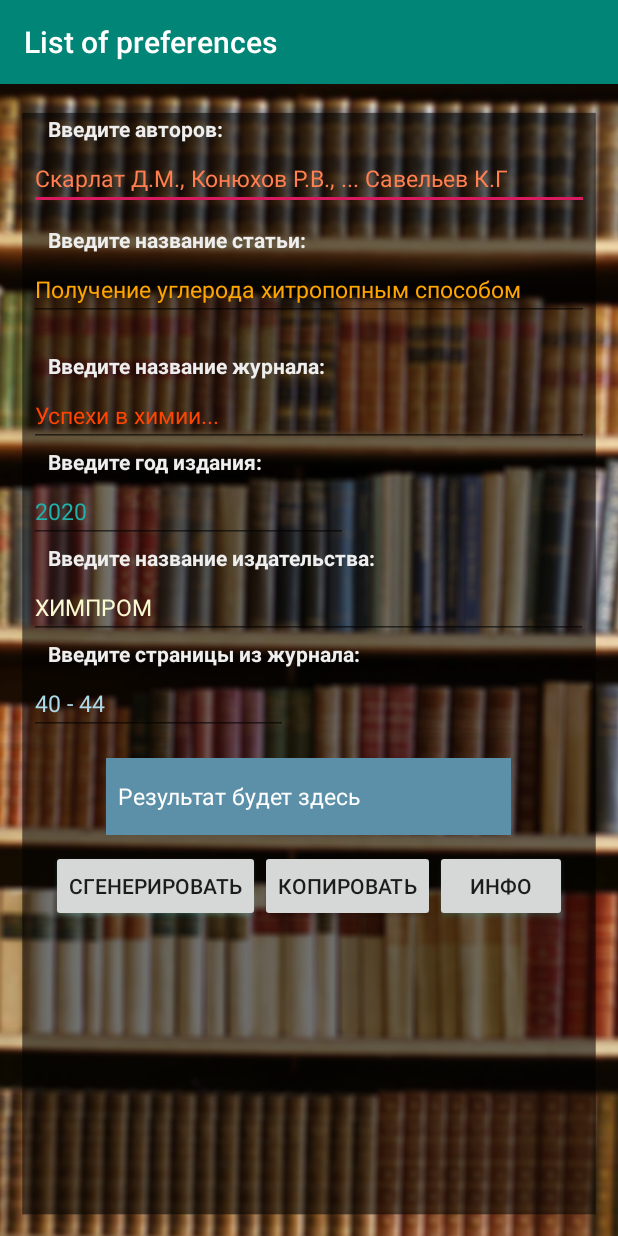
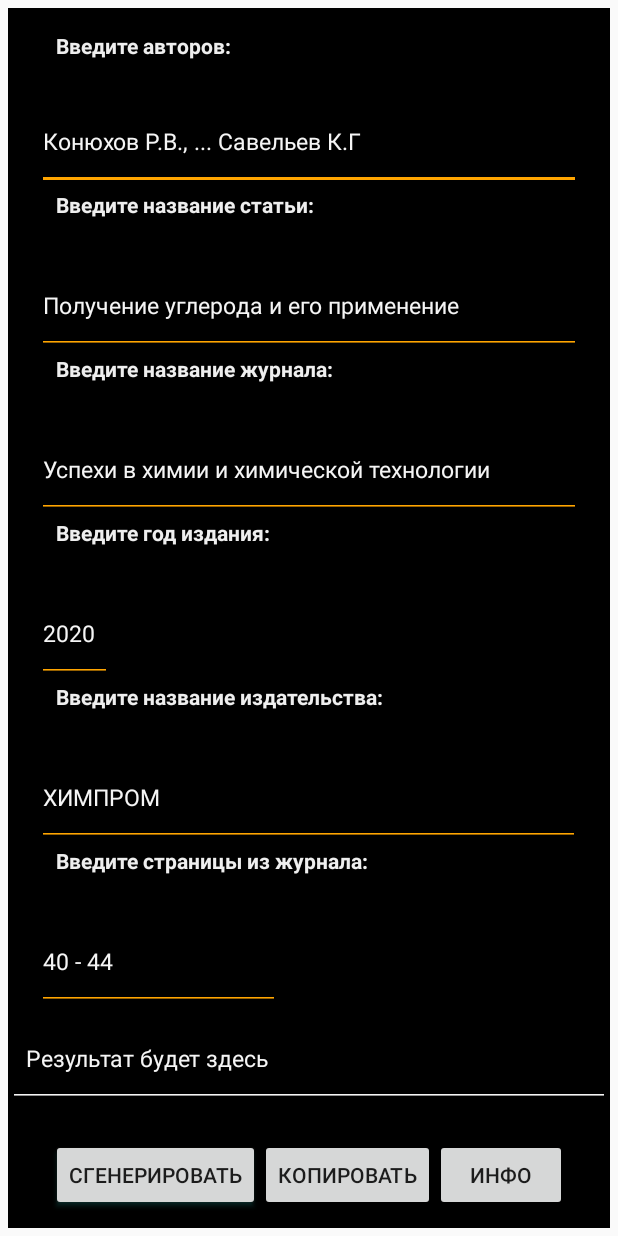
Before and after one commit to bboyzlodey/listpreferences, an Android app: the screen it shows after launch (MainActivity), on a phone screen of 412 x 824 dp. Run offline under Robolectric (Android 15) with nearby library versions, the phone set to English and light mode, and no system bars.

Commit message:
Change design. And then generate button work

```diff
--- a/app/src/main/java/denis/app/listofpreferences/CreatePosition.java
+++ b/app/src/main/java/denis/app/listofpreferences/CreatePosition.java
@@ -31,16 +31,10 @@ class CreatePosition {
 			create[3] = new StringBuilder(" // ");
 			create[5] = create[1];
 			create[7] = new StringBuilder(" - ");
-			create[9] = new StringBuilder(" - �");
-			create[11] = new StringBuilder(" - �. ");
+			create[9] = new StringBuilder(". - №");
+			create[11] = new StringBuilder(" - c. ");
 			create[13] = create[7];
             createEditText = new EditText[6];
-//            createEditText[0] = (EditText)findViewById(R.id.authors_text);
-//            createEditText[1] = (EditText)findViewById(R.id.article_text);
-//            createEditText[2] = (EditText)findViewById(R.id.journal_text);
-//            createEditText[3] = (EditText)findViewById(R.id.year_text);
-//            createEditText[4] = (EditText)findViewById(R.id.publisher_text);
-//            createEditText[5] = (EditText)findViewById(R.id.pages_text);
             texts = new StringBuilder[6];
         }
     }
@@ -95,7 +89,7 @@ class CreatePosition {
         int j = 0;
 
         while (i != this.create.length) {
-            if ((this.create[i].toString() == null) && j != this.createEditText.length)
+            if ((this.create[i] == null) && j != this.createEditText.length)
             {
                 this.create[i] = new StringBuilder(this.createEditText[j].getText().toString());
                 j++;
--- a/app/src/main/java/denis/app/listofpreferences/MainActivity.java
+++ b/app/src/main/java/denis/app/listofpreferences/MainActivity.java
@@ -45,7 +45,6 @@ public class MainActivity extends AppCompatActivity {
         prefer.createEditText[3] = (EditText)findViewById(R.id.year_text);
         prefer.createEditText[4] = (EditText)findViewById(R.id.publisher_text);
         prefer.createEditText[5] = (EditText)findViewById(R.id.pages_text);
-//        prefer = new CreatePosition(typeOfPosition);
     }
 
     public void onClickGenerate(View view) {
@@ -54,20 +53,20 @@ public class MainActivity extends AppCompatActivity {
 
         while (i != prefer.createEditText.length)
         {
-            prefer.texts[i] = new StringBuilder((res = prefer.createEditText[i].getText().toString()));
+            prefer.texts[i] = new StringBuilder(prefer.createEditText[i].getText().toString());
             i++;
         }
-        mResultEditText.setText(prefer.fill());
+        mResultEditText.setText(res = prefer.fill());
         context = getApplicationContext();
         Toast.makeText(context, "Строка создана успешно. Хотите скопировать в буфер?", Toast.LENGTH_SHORT).show();
     }
-    // метод для копирования текста в буфер обмена (не работает)
+
     public void onClickCopyToClipboard(View view){
         context = getApplicationContext();
         ClipboardManager clipboard = (ClipboardManager)
                 getSystemService(Context.CLIPBOARD_SERVICE);
         Toast.makeText(context, "Copy button", Toast.LENGTH_SHORT).show();
-        ClipData clip = ClipData.newPlainText("clip to clipboard", "Hello World!");
+        ClipData clip = ClipData.newPlainText("clip to clipboard", res);
         clipboard.setPrimaryClip(clip);
     }
 
--- a/app/src/main/res/layout/activity_main.xml
+++ b/app/src/main/res/layout/activity_main.xml
@@ -5,14 +5,17 @@
 	android:layout_width="match_parent"
 	android:layout_height="match_parent"
 	android:orientation="vertical"
-	android:background="@drawable/main_background">
+	android:layout_margin="5dp"
+	android:background="@color/black"
+	>
 	tools:context=".MainActivity">
 
 	<TextView
 		android:layout_width="match_parent"
-		android:layout_height="22dp"
+		android:layout_height="wrap_content"
+		android:layout_marginTop="15dp"
 		android:layout_marginLeft="5dp"
-		android:layout_marginTop="20dp"
+		android:layout_weight="1"
 		android:text="\t\tВведите авторов:"
 		android:textColor="@color/colorWhiteUser"
 		android:textStyle="bold" />
@@ -21,24 +24,27 @@
 		android:id="@+id/authors_text"
 		android:layout_width="match_parent"
 		android:layout_height="wrap_content"
-		android:ems="10"
-		android:inputType="textPersonName"
-		android:textColorHint="@color/coral"
+		android:layout_marginLeft="19dp"
+		android:layout_marginRight="19dp"
+		android:layout_weight="1"
 		android:textColor="@color/colorWhiteUser"
-		android:hint="Скарлат Д.М., Конюхов Р.В., ... Савельев К.Г"
-		android:textSize="15dp"
-		android:layout_marginLeft="19dp"
-		android:layout_marginRight="19dp"/>
+		android:textColorHighlight="@color/light_sea_green"
+		android:backgroundTint="@color/orange"
+		android:backgroundTintMode="src_atop"
+		android:textColorHint="@color/white_smoke"
+		android:hint="Конюхов Р.В., ... Савельев К.Г"
+
+		android:textSize="15dp" />
 
 	<TextView
 		android:id="@+id/name_of_article"
 		android:layout_width="match_parent"
 		android:layout_height="22dp"
 		android:layout_marginLeft="5dp"
-		android:layout_marginTop="10dp"
 		android:text="\t\tВведите название статьи:"
 		android:textColor="@color/colorWhiteUser"
-		android:textStyle="bold" />
+		android:textStyle="bold"
+		android:layout_weight="1"/>
 
 	<EditText
 		android:id="@+id/article_text"
@@ -46,19 +52,23 @@
 		android:layout_height="wrap_content"
 		android:ems="10"
 		android:inputType="textPersonName"
-		android:textColorHint="@color/orange"
-		android:hint="Получение углерода хитропопным способом"
-		android:textColor="@color/dark_orange"
+		android:textColor="@color/colorWhiteUser"
+		android:textColorHighlight="@color/light_sea_green"
+		android:backgroundTint="@color/orange"
+		android:backgroundTintMode="src_atop"
+		android:textColorHint="@color/white_smoke"
+		android:hint="Получение углерода и его применение"
 		android:textSize="15dp"
 		android:layout_marginLeft="19dp"
-		android:layout_marginRight="19dp"/>
+		android:layout_marginRight="19dp"
+		android:layout_weight="1"/>
 
 	<TextView
 		android:id="@+id/journal"
 		android:layout_width="match_parent"
 		android:layout_height="22dp"
 		android:layout_marginLeft="5dp"
-		android:layout_marginTop="20dp"
+		android:layout_weight="1"
 		android:text="\t\tВведите название журнала:"
 		android:textColor="@color/colorWhiteUser"
 		android:textStyle="bold" />
@@ -69,19 +79,23 @@
 		android:layout_height="wrap_content"
 		android:ems="10"
 		android:inputType="textPersonName"
-		android:hint="Успехи в химии..."
-		android:textColorHint="@color/orange_red"
-		android:textColor="@color/indian_red"
+		android:hint="Успехи в химии и химической технологии"
+		android:textColor="@color/colorWhiteUser"
+		android:textColorHighlight="@color/light_sea_green"
+		android:backgroundTint="@color/orange"
+		android:backgroundTintMode="src_atop"
+		android:textColorHint="@color/white_smoke"
 		android:textSize="15dp"
 		android:layout_marginLeft="19dp"
-		android:layout_marginRight="19dp"/>
+		android:layout_marginRight="19dp"
+		android:layout_weight="1"/>
 
 	<TextView
 		android:id="@+id/year"
 		android:layout_width="match_parent"
 		android:layout_height="22dp"
 		android:layout_marginLeft="5dp"
-		android:layout_marginTop="0dp"
+		android:layout_weight="1"
 		android:background="@android:color/transparent"
 		android:text="\t\tВведите год издания:"
 		android:textColor="@color/colorWhiteUser"
@@ -89,27 +103,29 @@
 
 	<EditText
 		android:id="@+id/year_text"
-		android:layout_width="match_parent"
+		android:layout_width="50dp"
 		android:layout_height="wrap_content"
-		android:ems="10"
-		android:inputType="textPersonName"
+		android:inputType="numberSigned"
 		android:hint="2020"
-		android:textColorHint="@color/light_sea_green"
 		android:textColor="@color/colorWhiteUser"
+		android:textColorHighlight="@color/light_sea_green"
+		android:backgroundTint="@color/orange"
+		android:backgroundTintMode="src_atop"
+		android:textColorHint="@color/white_smoke"
 		android:textSize="15dp"
 		android:layout_marginLeft="19dp"
-		android:layout_marginRight="180dp"/>
+		android:layout_weight="1"/>
 
 	<TextView
 		android:id="@+id/publisher"
 		android:layout_width="match_parent"
 		android:layout_height="22dp"
 		android:layout_marginLeft="5dp"
-		android:layout_marginTop="0dp"
 		android:background="@android:color/transparent"
 		android:text="\t\tВведите название издательства:"
 		android:textColor="@color/colorWhiteUser"
-		android:textStyle="bold" />
+		android:textStyle="bold"
+		android:layout_weight="1"/>
 
 	<EditText
 		android:id="@+id/publisher_text"
@@ -117,19 +133,23 @@
 		android:layout_height="wrap_content"
 		android:ems="10"
 		android:inputType="textPersonName"
+		android:textColor="@color/colorWhiteUser"
+		android:textColorHighlight="@color/light_sea_green"
+		android:backgroundTint="@color/orange"
+		android:backgroundTintMode="src_atop"
+		android:textColorHint="@color/white_smoke"
 		android:hint="ХИМПРОМ"
-		android:textColorHint="@color/light_goldenrod_yellow"
-		android:textColor="@color/colorWhiteUser"
 		android:textSize="15dp"
 		android:layout_marginLeft="19dp"
-		android:layout_marginRight="20dp"/>
+		android:layout_marginRight="20dp"
+		android:layout_weight="1"/>
 
 	<TextView
 		android:id="@+id/pages"
 		android:layout_width="match_parent"
 		android:layout_height="22dp"
 		android:layout_marginLeft="5dp"
-		android:layout_marginTop="0dp"
+		android:layout_weight="1"
 		android:background="@android:color/transparent"
 		android:text="\t\tВведите страницы из журнала:"
 		android:textColor="@color/colorWhiteUser"
@@ -139,34 +159,45 @@
 		android:id="@+id/pages_text"
 		android:layout_width="match_parent"
 		android:layout_height="wrap_content"
+		android:layout_marginLeft="19dp"
+		android:layout_marginRight="220dp"
+		android:layout_weight="1"
 		android:ems="10"
-		android:inputType="textPersonName"
 		android:hint="40 - 44"
-		android:textColorHint="@color/light_blue"
+		android:inputType="numberSigned"
 		android:textColor="@color/colorWhiteUser"
-		android:textSize="15dp"
-		android:layout_marginLeft="19dp"
-		android:layout_marginRight="220dp"/>
+		android:textColorHighlight="@color/light_sea_green"
+		android:backgroundTint="@color/orange"
+		android:backgroundTintMode="src_atop"
+		android:textColorHint="@color/white_smoke"
+		android:textSize="15dp" />
 
 
 	<EditText
 		android:id="@+id/result_text"
-		android:layout_width="270dp"
-		android:layout_height="51dp"
-		android:layout_marginTop="15dp"
+		android:layout_width="match_parent"
+		android:layout_height="wrap_content"
 		android:layout_gravity="center_horizontal"
-		android:background="#5C90A8"
 		android:hint="  Результат будет здесь"
-		android:textColor="#17E2C4"
-		android:textColorHint="#FFFFFF"
-		android:textSize="15dp" />
+		android:textColor="@color/white"
+		android:textColorHint="@color/white_smoke"
+		android:textSize="15dp"
+		android:textColorHighlight="@color/light_sea_green"
+		android:backgroundTint="@color/white_smoke"
+		android:backgroundTintMode="src_atop"
+		android:fitsSystemWindows="true"
+		android:clickable="false"
+		android:inputType="none"
+		android:contextClickable="false"
+		android:layout_weight="1"/>
 
 	<LinearLayout
 		android:layout_width="wrap_content"
 		android:layout_height="wrap_content"
 		android:orientation="horizontal"
 		android:layout_marginTop="10dp"
-		android:layout_gravity="center_horizontal">
+		android:layout_gravity="center_horizontal"
+		android:layout_weight="1">
 	<Button
 		android:id="@+id/my_button"
 		android:layout_width="wrap_content"
@@ -190,8 +221,6 @@
 			android:layout_width="wrap_content"
 			android:layout_height="wrap_content"
 			android:layout_gravity="center_vertical"
-			android:outlineAmbientShadowColor="@color/light_goldenrod_yellow"
-			android:outlineSpotShadowColor="@color/light_sea_green"
 			android:text="Инфо"
 			android:onClick="onClickInfo"/>
 
--- a/app/src/main/res/values/styles.xml
+++ b/app/src/main/res/values/styles.xml
@@ -1,7 +1,7 @@
 <resources>
 
 	<!-- Base application theme. -->
-	<style name="AppTheme" parent="Theme.AppCompat.Light.DarkActionBar">
+	<style name="AppTheme" parent="Theme.AppCompat.Light.NoActionBar">
 		<!-- Customize your theme here. -->
 		<item name="colorPrimary">@color/colorPrimary</item>
 		<item name="colorPrimaryDark">@color/colorPrimaryDark</item>
```
